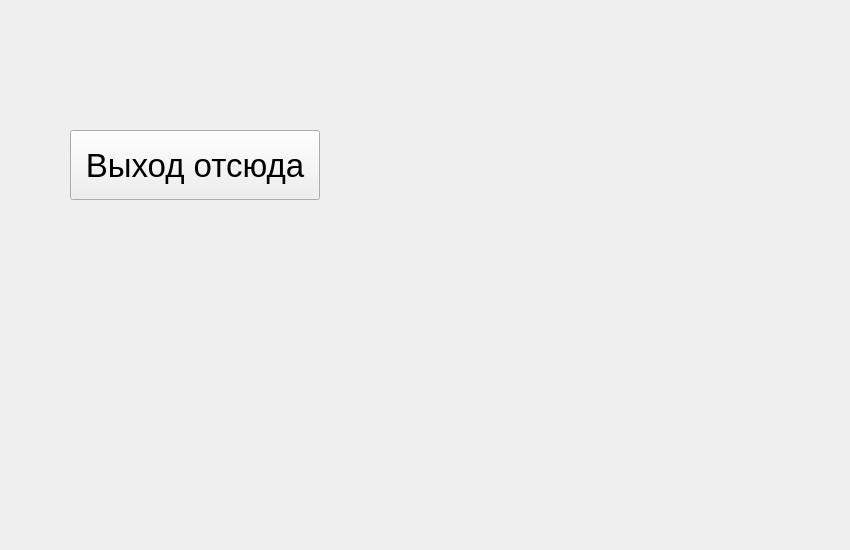
The window that settings.ui (KelKuu111/mark-5) describes before a commit, drawn with Qt 5.
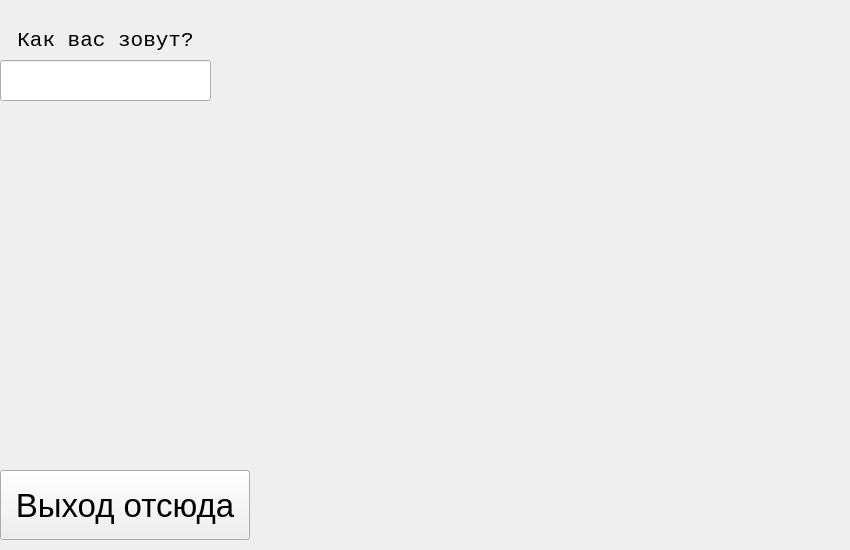
The same window after the commit.

Patch:
```diff
--- a/settings.ui
+++ b/settings.ui
@@ -16,8 +16,8 @@
   <widget class="QPushButton" name="btn_settings_exit">
    <property name="geometry">
     <rect>
-     <x>70</x>
-     <y>130</y>
+     <x>0</x>
+     <y>470</y>
      <width>250</width>
      <height>70</height>
     </rect>
@@ -31,6 +31,50 @@
     <string>Выход отсюда</string>
    </property>
   </widget>
+  <widget class="QLineEdit" name="edit_name">
+   <property name="geometry">
+    <rect>
+     <x>0</x>
+     <y>60</y>
+     <width>211</width>
+     <height>41</height>
+    </rect>
+   </property>
+   <property name="font">
+    <font>
+     <family>Courier New</family>
+     <pointsize>16</pointsize>
+    </font>
+   </property>
+   <property name="text">
+    <string/>
+   </property>
+  </widget>
+  <widget class="QLabel" name="question">
+   <property name="geometry">
+    <rect>
+     <x>0</x>
+     <y>25</y>
+     <width>211</width>
+     <height>31</height>
+    </rect>
+   </property>
+   <property name="font">
+    <font>
+     <family>Courier New</family>
+     <pointsize>16</pointsize>
+    </font>
+   </property>
+   <property name="text">
+    <string>Как вас зовут?</string>
+   </property>
+   <property name="alignment">
+    <set>Qt::AlignmentFlag::AlignCenter</set>
+   </property>
+   <property name="wordWrap">
+    <bool>false</bool>
+   </property>
+  </widget>
  </widget>
  <resources/>
  <connections/>
```
